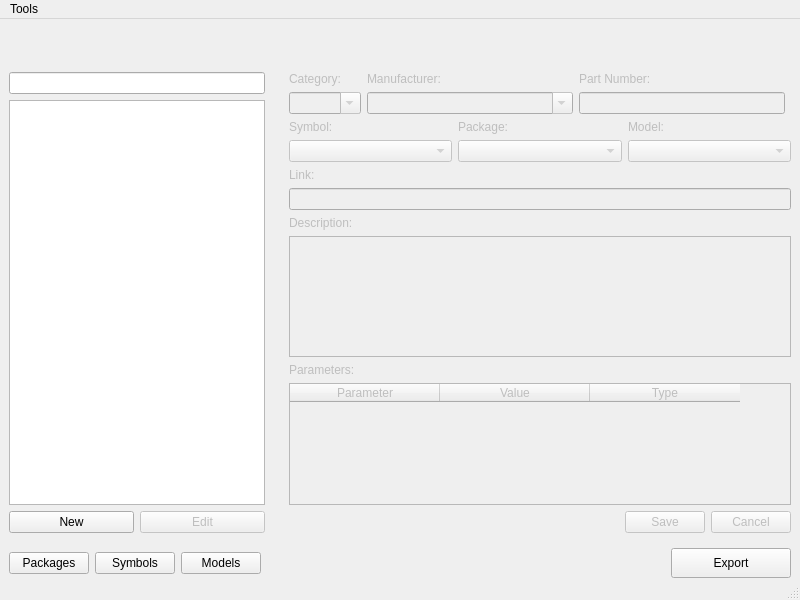
Above: client/src/ui/mainwindow.ui from BamWolf/altium-common-library.client before the change. Below: the same form after it.
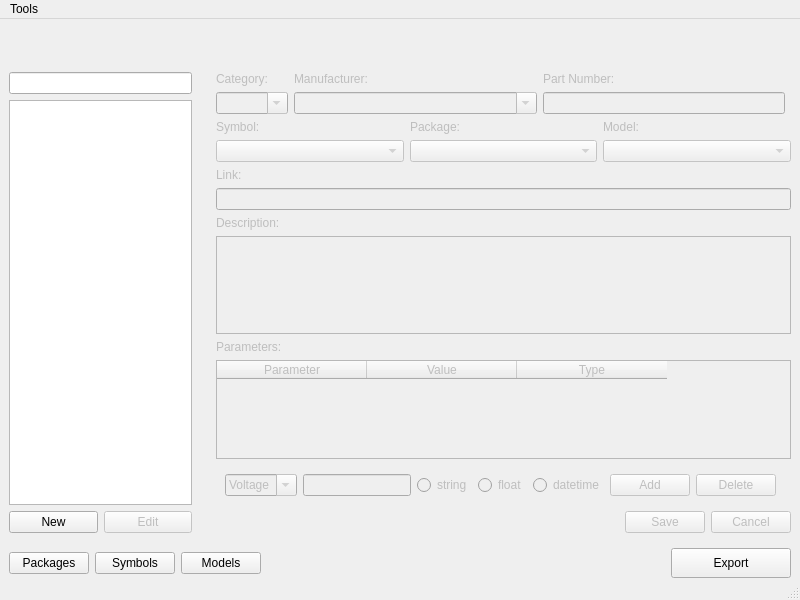
That is the form after the change.

```diff
--- a/client/src/ui/mainwindow.ui
+++ b/client/src/ui/mainwindow.ui
@@ -218,7 +218,7 @@
             </column>
            </widget>
           </item>
-          <item row="12" column="0" colspan="2">
+          <item row="13" column="0" colspan="2">
            <widget class="QWidget" name="buttonsWidgetRight" native="true">
             <layout class="QHBoxLayout" name="horizontalLayout_5">
              <property name="margin">
@@ -307,6 +307,62 @@
             </layout>
            </widget>
           </item>
+          <item row="12" column="0">
+           <widget class="QFrame" name="frame">
+            <layout class="QHBoxLayout" name="horizontalLayout_6">
+             <item>
+              <widget class="QComboBox" name="comboBox">
+               <property name="editable">
+                <bool>true</bool>
+               </property>
+               <item>
+                <property name="text">
+                 <string>Voltage</string>
+                </property>
+               </item>
+              </widget>
+             </item>
+             <item>
+              <widget class="QLineEdit" name="lineEdit"/>
+             </item>
+             <item>
+              <widget class="QRadioButton" name="stringRadio">
+               <property name="text">
+                <string>string</string>
+               </property>
+              </widget>
+             </item>
+             <item>
+              <widget class="QRadioButton" name="floatRadio">
+               <property name="text">
+                <string>float</string>
+               </property>
+              </widget>
+             </item>
+             <item>
+              <widget class="QRadioButton" name="datetimeRadio">
+               <property name="text">
+                <string>datetime</string>
+               </property>
+              </widget>
+             </item>
+             <item>
+              <widget class="QPushButton" name="pushButton">
+               <property name="text">
+                <string>Add</string>
+               </property>
+              </widget>
+             </item>
+             <item>
+              <widget class="QPushButton" name="pushButton_2">
+               <property name="text">
+                <string>Delete</string>
+               </property>
+              </widget>
+             </item>
+            </layout>
+           </widget>
+          </item>
          </layout>
         </widget>
        </item>
```
